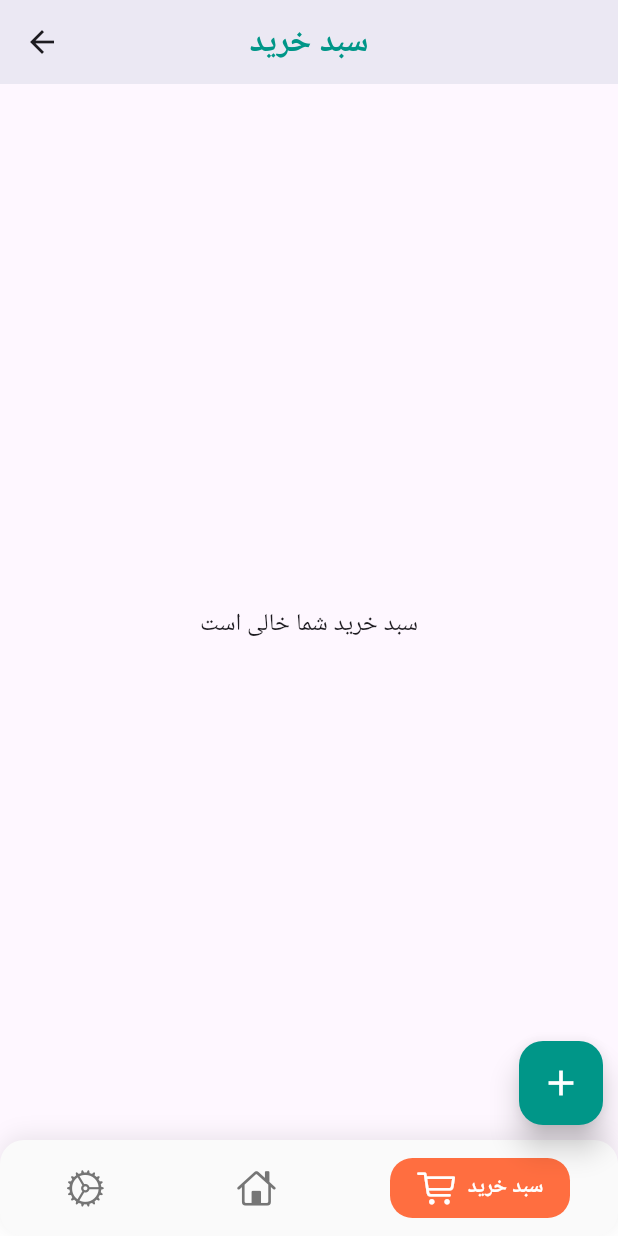
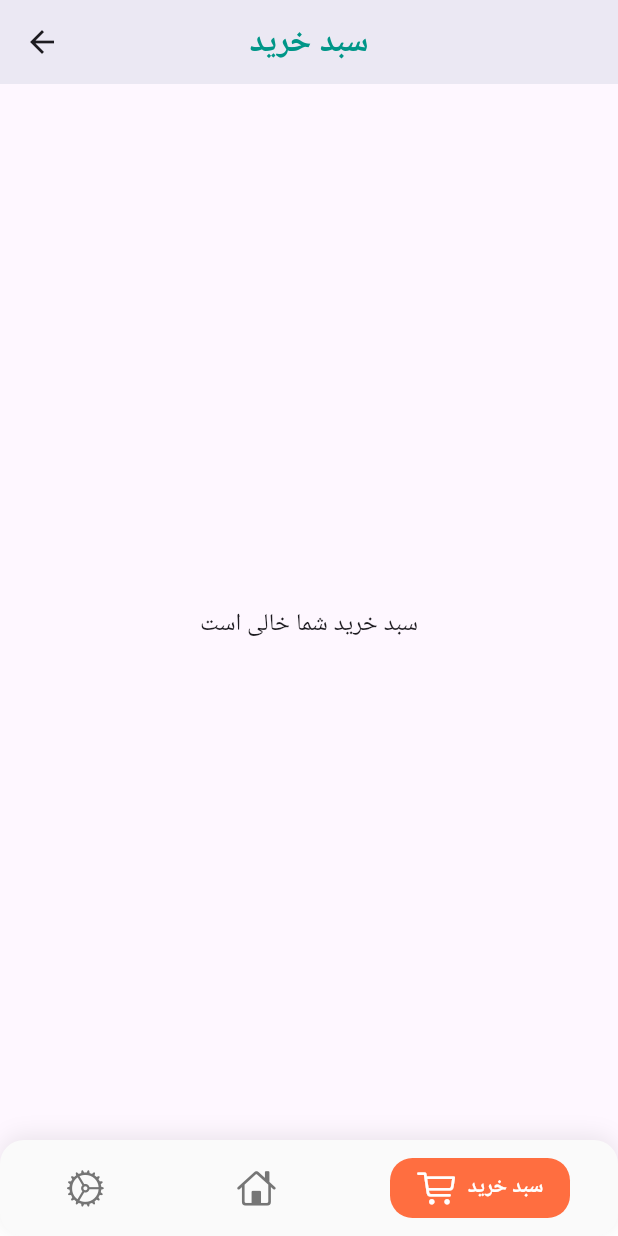
Before and after one commit to si30boy/FlutterDigikalaApp, a Flutter app: the Home screen opened directly, item 3 of the bottom bar chosen, on a phone screen of 412 x 824 dp. Run offline on Flutter 3.47's test engine with Material 3 defaults, Android fonts, the light colour scheme and no system bars; drawn by our look-alikes of persistent_bottom_nav_bar; our stand-ins replace animated_text_kit, flutter_image_slideshow, google_fonts, lottie, supabase_flutter; missing offline and left inert: password_strength_checker; accounts and stored records are empty; network calls fail; Roboto replaces fonts that are missing (iransans).

Commit message:
add library for navigation bottom problem

```diff
--- a/lib/home.dart
+++ b/lib/home.dart
@@ -1,5 +1,6 @@
 import 'package:flutter/cupertino.dart';
 import 'package:flutter/material.dart';
+import 'package:flutter/rendering.dart';
 import 'package:persistent_bottom_nav_bar/persistent_bottom_nav_bar.dart';
 import 'package:flutter_application_1/Product.dart';
 import 'package:flutter_application_1/ShoppingBasket.dart';
@@ -26,6 +27,26 @@ class _HomeState extends State<Home> {
     super.initState();
     _controller = PersistentTabController(initialIndex: 1);
     _fetchProductsFromSupabase();
+
+    _homeScrollController.addListener(() {
+      if (_homeScrollController.position.userScrollDirection ==
+          ScrollDirection.reverse) {
+        if (!_hideNavBar) {
+          setState(() => _hideNavBar = true);
+        }
+      } else if (_homeScrollController.position.userScrollDirection ==
+          ScrollDirection.forward) {
+        if (_hideNavBar) {
+          setState(() => _hideNavBar = false);
+        }
+      }
+    });
+  }
+
+  @override
+  void dispose() {
+    _homeScrollController.dispose();
+    super.dispose();
   }
 
   Future<void> _fetchProductsFromSupabase() async {
@@ -103,7 +124,7 @@ class _HomeState extends State<Home> {
           ? const Center(child: CircularProgressIndicator())
           : _mainUi(),
     ),
-    // سبد خرید
+    // سبد خرید (بدون badge / ساده)
     Scaffold(
       appBar: AppBar(
         title: const Text(
@@ -343,7 +364,7 @@ class _HomeState extends State<Home> {
               ),
               const SizedBox(height: 8),
               Padding(
-                padding: const EdgeInsets.fromLTRB(30, 0, 0, 0),
+                padding: const EdgeInsets.fromLTRB(28, 0, 0, 0),
                 child: Row(
                   mainAxisAlignment: MainAxisAlignment.start,
                   children: [
@@ -388,6 +409,10 @@ class _HomeState extends State<Home> {
       resizeToAvoidBottomInset: false,
       stateManagement: true,
       hideNavigationBarWhenKeyboardAppears: true,
+      hideOnScrollSettings: HideOnScrollSettings(
+        hideNavBarOnScroll: true,
+        scrollControllers: [_homeScrollController],
+      ),
       navBarStyle: NavBarStyle.style10,
       navBarHeight: kBottomNavigationBarHeight + 8,
       padding: const EdgeInsets.only(top: 6),
@@ -410,23 +435,12 @@ class _HomeState extends State<Home> {
         screenTransitionAnimation: ScreenTransitionAnimationSettings(
           animateTabTransition: true,
           duration: Duration(milliseconds: 280),
-          screenTransitionAnimationType: ScreenTransitionAnimationType.fadeIn,
+          screenTransitionAnimationType: ScreenTransitionAnimationType.slide,
         ),
         onNavBarHideAnimation: OnHideAnimationSettings(
           duration: Duration(milliseconds: 180),
-          curve: Curves.easeInOut,
+          curve: Curves.elasticOut,
         ),
-      ),
-      floatingActionButton: FloatingActionButton(
-        backgroundColor: Colors.teal,
-        elevation: 8,
-        shape: const RoundedRectangleBorder(
-          borderRadius: BorderRadius.all(Radius.circular(16)),
-        ),
-        child: const Icon(Icons.add, size: 28, color: Colors.white),
-        onPressed: () {
-          // اکشن دکمه شناور
-        },
       ),
       popBehaviorOnSelectedNavBarItemPress: PopBehavior.all,
       isVisible: !_hideNavBar,
```
